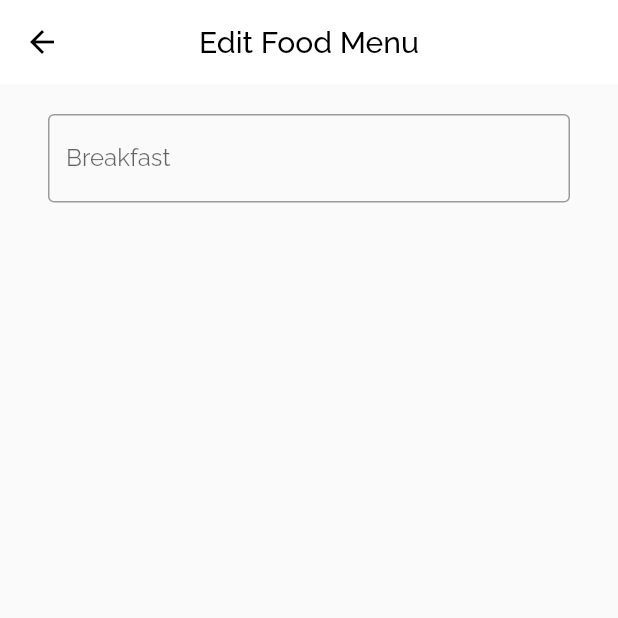
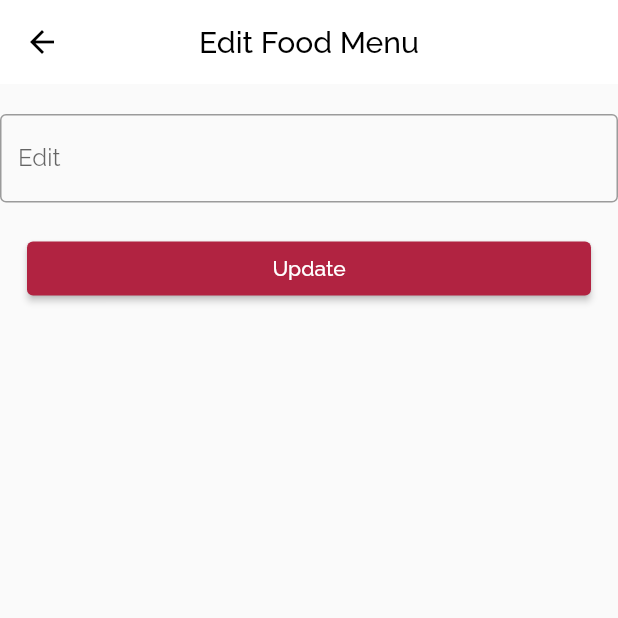
Before and after one commit to TeamFLEG/messapp, a Flutter app: the EditFoodMenu screen opened by its route, on a phone screen of 412 x 824 dp, the top half of it. Run offline on Flutter 3.47's test engine with Material 2 defaults, Android fonts, the phone set to English and light mode, and no system bars; our stand-ins replace animated_splash_screen, cloud_firestore, email_validator, firebase_auth, firebase_core, google_sign_in and 1 more; missing offline and left inert: external_app_launcher, qr_code_scanner; accounts and stored records are empty.

Commit message:
added update food feature

```diff
--- a/lib/screens/admin/edit_food_menu.dart
+++ b/lib/screens/admin/edit_food_menu.dart
@@ -1,7 +1,6 @@
 import 'package:flutter/material.dart';
-
+import './update_menu.dart';
 import '../../widgets/custom_appbar.dart';
-
 
 class EditFoodMenu extends StatefulWidget {
   const EditFoodMenu({Key? key}) : super(key: key);
@@ -11,44 +10,20 @@ class EditFoodMenu extends StatefulWidget {
 }
 
 class _EditFoodMenuState extends State<EditFoodMenu> {
+  // final GlobalKey<FormState> _formKey = GlobalKey<FormState>();
+  // late TextEditingController _sunBreakfastController;
 
-  final GlobalKey<FormState> _formKey = GlobalKey<FormState>();
-  late TextEditingController _sunBreakfastController;
-
-  @override
-  void initState() {
-    super.initState();
-    _sunBreakfastController = TextEditingController();
-  }
+  // @override
+  // void initState() {
+  //   super.initState();
+  //   _sunBreakfastController = TextEditingController();
+  // }
 
   @override
   Widget build(BuildContext context) {
-    return Scaffold(
-      appBar: const CustomAppBar(head: "Edit Food Menu"),
-      body: Form(
-        key: _formKey,
-        child: Padding(
-          padding: const EdgeInsets.symmetric(horizontal: 32),
-          child: Column(
-            children: [
-              const SizedBox(height: 20),
-              TextFormField(
-                obscureText: true,
-                controller: _sunBreakfastController,
-                enableSuggestions: true,
-                autovalidateMode: AutovalidateMode.onUserInteraction,
-                autocorrect: false,
-                decoration: const InputDecoration(
-                  labelText: "Breakfast",
-                  border: OutlineInputBorder(),
-                ),
-                keyboardType: TextInputType.text,
-              ),
-            ],
-          ),
-        ),
-      ),
-
+    return  Scaffold(
+      appBar:const CustomAppBar(head: "Edit Food Menu"),
+      body: UpdateMenu(day_: '1.Sunday', period_: 'breakfast'),
     );
   }
 }
--- /dev/null
+++ b/lib/screens/admin/update_menu.dart
@@ -0,0 +1,64 @@
+import 'package:flutter/material.dart';
+import '../../widgets/custom_appbar.dart';
+import 'package:messapp/widgets/primary_button.dart';
+import 'package:cloud_firestore/cloud_firestore.dart';
+
+class UpdateMenu extends StatefulWidget {
+  UpdateMenu({Key? key, required this.day_, required this.period_})
+      : super(key: key);
+
+  final String day_;
+  final String period_;
+
+  @override
+  State<UpdateMenu> createState() => _UpdateMenuState();
+}
+
+class _UpdateMenuState extends State<UpdateMenu> {
+  CollectionReference meal = FirebaseFirestore.instance.collection('meal');
+  final TextEditingController foodItem_ = TextEditingController();
+
+  Future<void> updateUser(day, period, foodItem) {
+    return meal
+        .doc('$day')
+        .update({'$period': '$foodItem'})
+        .then((value) => print("User Updated"))
+        .catchError((error) => print("Failed to update user: $error"));
+  }
+
+  @override
+  Widget build(BuildContext context) {
+    return Column(
+      children: [
+        const SizedBox(
+          height: 20,
+        ),
+        TextFormField(
+          controller: foodItem_,
+          enableSuggestions: true,
+          autovalidateMode: AutovalidateMode.onUserInteraction,
+          autocorrect: false,
+          decoration: const InputDecoration(
+            labelText: "Edit",
+            border: OutlineInputBorder(),
+          ),
+          keyboardType: TextInputType.text,
+        ),
+        const SizedBox(
+          height: 20,
+        ),
+        PrimaryButton(
+          btnName: "Update",
+          action: () {
+            updateUser(
+              widget.day_,
+              widget.period_,
+              foodItem_.text,
+            );
+            Navigator.pop(context);
+          },
+        ),
+      ],
+    );
+  }
+}
--- a/lib/screens/user/mess_menu.dart
+++ b/lib/screens/user/mess_menu.dart
@@ -85,7 +85,6 @@ class _MessMenuState extends State<MessMenu> {
                           builder: (BuildContext context,
                               AsyncSnapshot<QuerySnapshot> snapshot) {
                             if (snapshot.hasData) {
-                              print(snapshot.data!.docs);
                               return TabBarView(
                                 children: snapshot.data!.docs.map((doc) {
                                   return MenuSection(
@@ -103,39 +102,6 @@ class _MessMenuState extends State<MessMenu> {
                             }
                           },
                         ),
-
-                        // TabBarView(
-                        //   children: [
-                        //     // MenuSection(
-                        //     //     mrng: "Bread & Jam",
-                        //     //     noon: "Sadhya",
-                        //     //     night: "Kanji"),
-                        //     MenuSection(
-                        //         mrng: "Idly & Sambar",
-                        //         noon: "Rice & Fish",
-                        //         night: "Chicken Biriyani"),
-                        //     MenuSection(
-                        //         mrng: "Puttu & Kadala",
-                        //         noon: "Rice & Chicken",
-                        //         night: "Poori & Bhaaji"),
-                        //     MenuSection(
-                        //         mrng: "Dosa & Sambar",
-                        //         noon: "Rice & Egg",
-                        //         night: "Idiyappam & Kadala"),
-                        //     MenuSection(
-                        //         mrng: "Poori Masala",
-                        //         noon: "Rice & Fish",
-                        //         night: "Chicken Biriyani"),
-                        //     MenuSection(
-                        //         mrng: "Idly & Sambar",
-                        //         noon: "Rice & Egg",
-                        //         night: "Noolputtu"),
-                        //     MenuSection(
-                        //         mrng: "Idly & Sambar",
-                        //         noon: "Rice & Fish",
-                        //         night: "Puttu & Fish"),
-                        //   ],
-                        // ),
                       ),
                     ],
                   ),
@@ -238,11 +204,15 @@ class MenuCard extends StatelessWidget {
                                 color: Colors.white,
                               ),
                             ),
-                            const Icon(
+                            GestureDetector(
+                                child: const Icon(
                                   Icons.edit_outlined,
                                   color: Colors.white,
                                   size: 24,
                                 ),
+                                onTap: () {
+                                  Navigator.pushNamed(context, '/edit-food-menu');
+                                }),
                           ],
                         ),
                       ),
```
Lines whose indentation alone changed are shown as unchanged.
